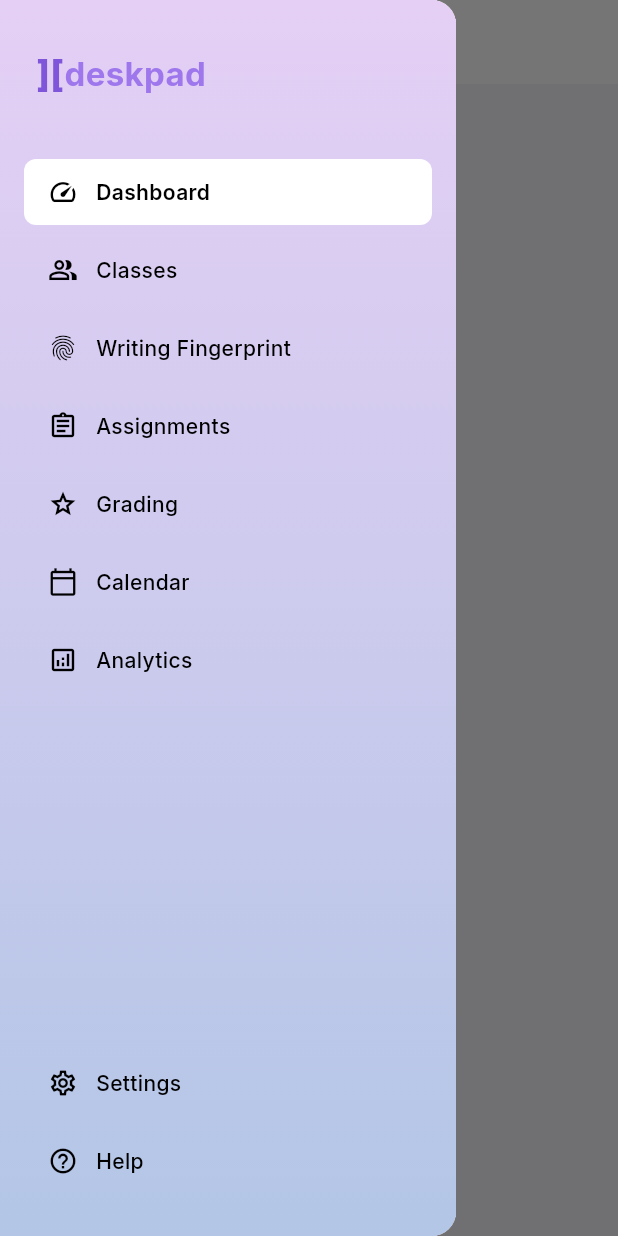
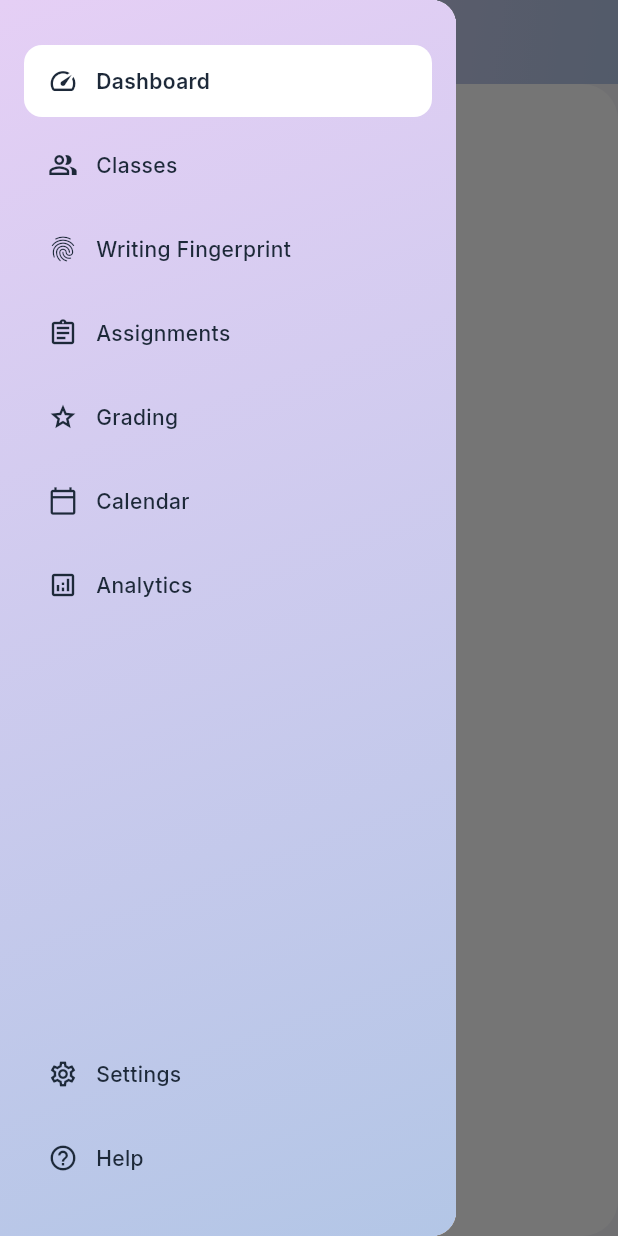
Before and after one commit to IMMANUEL-88/deskpad, a Flutter app: the screen it shows after launch, with the side drawer open, on a phone screen of 412 x 824 dp. Run offline on Flutter 3.47's test engine with Material 3 defaults, Android fonts, the phone set to English and light mode, and no system bars; our stand-ins replace equatable, flutter_bloc, google_fonts.

Commit message:
Updated sidebar

```diff
--- a/lib/presentation/screens/deskpad_shell.dart
+++ b/lib/presentation/screens/deskpad_shell.dart
@@ -1,10 +1,9 @@
 import 'package:flutter/material.dart';
 import 'package:flutter_bloc/flutter_bloc.dart';
 import '../../logic/navigation_cubit.dart';
+import '../../core/theme/app_theme.dart';
 import '../widgets/side_menu.dart';
-// Placeholders for future screens
-// import 'dashboard_screen.dart'; // We will create this in Day 4
-// import 'classes_screen.dart';   // We will create this in Day 5
+import '../widgets/top_header.dart';
 
 class DeskpadShell extends StatelessWidget {
   const DeskpadShell({super.key});
@@ -21,53 +20,111 @@ class DeskpadShell extends StatelessWidget {
 class _DeskpadShellView extends StatelessWidget {
   const _DeskpadShellView();
 
+  // Helper to get the title based on the index
+  String _getPageTitle(int index) {
+    switch (index) {
+      case 0: return 'Dashboard';
+      case 1: return 'Classes';
+      case 2: return 'Writing Fingerprint';
+      case 3: return 'Assignments';
+      case 4: return 'Grading';
+      case 5: return 'Calendar';
+      case 6: return 'Analytics';
+      case 7: return 'Settings';
+      case 8: return 'Help';
+      default: return 'Deskpad';
+    }
+  }
+
   @override
   Widget build(BuildContext context) {
     final selectedIndex = context.watch<NavigationCubit>().state;
 
-    return LayoutBuilder(
+    // Define the same gradient used in SideMenu
+    const gradient = LinearGradient(
+      begin: Alignment.topLeft,
+      end: Alignment.bottomRight,
+      colors: [
+        Color(0xffe5cff5),
+        Color(0xFFb3c6e6),
+      ],
+    );
+
+    return Scaffold(
+      backgroundColor: AppTheme.secondaryColor,
+      body: LayoutBuilder(
         builder: (context, constraints) {
-        // Desktop Layout
+          // DESKTOP LAYOUT (> 900px)
           if (constraints.maxWidth > 900) {
-          return Scaffold(
-            body: Row(
+            return Column(
+              children: [
+                const TopHeader(),
+                Expanded(
+                  child: Row(
+                    crossAxisAlignment: CrossAxisAlignment.start,
                     children: [
                       const SideMenu(),
                       Expanded(
+                        child: Padding(
+                          padding: const EdgeInsets.only(right: 24, bottom: 24),
                           child: _getPage(selectedIndex),
+                        ),
                       ),
                     ],
                   ),
+                ),
+              ],
             );
           }
 
-        // Mobile/Tablet Layout
+          // MOBILE LAYOUT (< 900px)
           else {
             return Scaffold(
               appBar: AppBar(
-              backgroundColor: Colors.white,
+                // 1. Remove flat background color
+                backgroundColor: Colors.transparent,
                 elevation: 0,
-              iconTheme: const IconThemeData(color: Colors.black87),
-              title: const Text("Deskpad", style: TextStyle(color: Colors.black87)),
+
+                // 2. Use flexibleSpace to apply the gradient
+                flexibleSpace: Container(
+                  decoration: const BoxDecoration(
+                    gradient: gradient,
+                  ),
+                ),
+
+                // 3. Dynamic Title based on selection
+                title: Text(
+                  _getPageTitle(selectedIndex),
+                  style: const TextStyle(
+                    color: Color(0xFF1D2939), // Dark text for contrast
+                    fontWeight: FontWeight.w600,
+                  ),
+                ),
+
+                // Ensure the hamburger menu icon is dark
+                iconTheme: const IconThemeData(color: Color(0xFF1D2939)),
               ),
               drawer: const Drawer(
-              child: SideMenu(), // Reusing the same sidebar widget
+                // Pass isDrawer: true for full width/no margins
+                child: SideMenu(isDrawer: true),
               ),
               body: _getPage(selectedIndex),
             );
           }
         },
+      ),
     );
   }
 
   Widget _getPage(int index) {
-    switch (index) {
-      case 0:
-        return const Center(child: Text("Dashboard (Coming Day 4)"));
-      case 1:
-        return const Center(child: Text("Classes (Coming Day 5)"));
-      default:
-        return Center(child: Text("Page Index: $index"));
+    return Container(
+      width: double.infinity,
+      height: double.infinity,
+      decoration: BoxDecoration(
+        color: Colors.white,
+        borderRadius: BorderRadius.circular(24),
+      ),
+      child: Center(child: Text("Page Index: $index")),
+    );
   }
 }
-}
--- a/lib/presentation/widgets/side_menu.dart
+++ b/lib/presentation/widgets/side_menu.dart
@@ -2,28 +2,59 @@ import 'package:flutter/material.dart';
 import 'package:flutter_bloc/flutter_bloc.dart';
 import 'package:google_fonts/google_fonts.dart';
 import '../../logic/navigation_cubit.dart';
-import '../../core/theme/app_theme.dart';
 
 class SideMenu extends StatelessWidget {
-  const SideMenu({super.key});
+  final bool isDrawer; // New flag to determine layout mode
+
+  const SideMenu({
+    super.key,
+    this.isDrawer = false, // Default to Desktop mode (floating)
+  });
 
   @override
   Widget build(BuildContext context) {
-    // The sidebar background color from the image (Soft Periwinkle/Lavender)
-    final sidebarColor = const Color(0xFFDCDCF9);
-    final sidebarGradient = const LinearGradient(
-      colors: [Color(0xffe5cff5), Color(0xFFb3c6e6)],
-      begin: Alignment.topCenter,
-      end: Alignment.bottomCenter,
+    // Gradient definition based on the purple sidebar
+    const gradient = LinearGradient(
+      begin: Alignment.topLeft,
+      end: Alignment.bottomRight,
+      colors: [
+        Color(0xffe5cff5),
+        Color(0xFFb3c6e6),
+      ],
     );
 
     return Container(
-      width: 260,
-      // color: sidebarColor,
-      decoration: BoxDecoration(gradient: sidebarGradient),
+      // On Mobile (Drawer), fill the available width.
+      // On Desktop, stick to the fixed 260px width.
+      width: isDrawer ? double.infinity : 260,
+
+      // LOGIC: If in Drawer, remove margins to fill the panel.
+      // If Desktop, keep the floating margin.
+      margin: isDrawer
+          ? EdgeInsets.zero
+          : const EdgeInsets.fromLTRB(24, 0, 24, 24),
+
+      decoration: BoxDecoration(
+        gradient: gradient,
+        // LOGIC: If in Drawer, we don't need rounded corners on the left/outer edges.
+        borderRadius: isDrawer
+            ? BorderRadius.zero
+            : BorderRadius.circular(24),
+        // Optional: Remove shadow in drawer mode as the Drawer itself usually has elevation
+        boxShadow: isDrawer
+            ? []
+            : [
+                BoxShadow(
+                  color: Colors.black.withOpacity(0.05),
+                  blurRadius: 10,
+                  offset: const Offset(0, 4),
+                ),
+              ],
+      ),
+      child: SafeArea( // Added SafeArea for mobile notches
+        bottom: false, // Don't need bottom safe area usually
         child: Column(
           children: [
-          _buildLogo(),
             const SizedBox(height: 30),
             // Main Navigation Items
             Expanded(
@@ -31,36 +62,12 @@ class SideMenu extends StatelessWidget {
                 padding: const EdgeInsets.symmetric(horizontal: 16),
                 children: [
                   _SideMenuItem(index: 0, label: 'Dashboard', icon: Icons.speed),
-                _SideMenuItem(
-                  index: 1,
-                  label: 'Classes',
-                  icon: Icons.people_alt_outlined,
-                ),
-                _SideMenuItem(
-                  index: 2,
-                  label: 'Writing Fingerprint',
-                  icon: Icons.fingerprint,
-                ),
-                _SideMenuItem(
-                  index: 3,
-                  label: 'Assignments',
-                  icon: Icons.assignment_outlined,
-                ),
-                _SideMenuItem(
-                  index: 4,
-                  label: 'Grading',
-                  icon: Icons.grade_outlined,
-                ),
-                _SideMenuItem(
-                  index: 5,
-                  label: 'Calendar',
-                  icon: Icons.calendar_today_outlined,
-                ),
-                _SideMenuItem(
-                  index: 6,
-                  label: 'Analytics',
-                  icon: Icons.analytics_outlined,
-                ),
+                  _SideMenuItem(index: 1, label: 'Classes', icon: Icons.people_alt_outlined),
+                  _SideMenuItem(index: 2, label: 'Writing Fingerprint', icon: Icons.fingerprint),
+                  _SideMenuItem(index: 3, label: 'Assignments', icon: Icons.assignment_outlined),
+                  _SideMenuItem(index: 4, label: 'Grading', icon: Icons.grade_outlined),
+                  _SideMenuItem(index: 5, label: 'Calendar', icon: Icons.calendar_today_outlined),
+                  _SideMenuItem(index: 6, label: 'Analytics', icon: Icons.analytics_outlined),
                 ],
               ),
             ),
@@ -69,46 +76,13 @@ class SideMenu extends StatelessWidget {
               padding: const EdgeInsets.symmetric(horizontal: 16, vertical: 20),
               child: Column(
                 children: [
-                _SideMenuItem(
-                  index: 7,
-                  label: 'Settings',
-                  icon: Icons.settings_outlined,
-                ),
-                _SideMenuItem(
-                  index: 8,
-                  label: 'Help',
-                  icon: Icons.help_outline,
-                ),
+                  _SideMenuItem(index: 7, label: 'Settings', icon: Icons.settings_outlined),
+                  _SideMenuItem(index: 8, label: 'Help', icon: Icons.help_outline),
                 ],
               ),
             ),
           ],
         ),
-    );
-  }
-
-  Widget _buildLogo() {
-    return Padding(
-      padding: const EdgeInsets.fromLTRB(24, 32, 24, 10),
-      child: Row(
-        children: [
-          Text(
-            '][',
-            style: GoogleFonts.inter(
-              fontSize: 24,
-              fontWeight: FontWeight.w800,
-              color: AppTheme.primaryColor,
-            ),
-          ),
-          Text(
-            'deskpad',
-            style: GoogleFonts.inter(
-              fontSize: 22,
-              fontWeight: FontWeight.bold,
-              color: const Color(0xFF9E77ED),
-            ),
-          ),
-        ],
       ),
     );
   }
@@ -135,24 +109,34 @@ class _SideMenuItem extends StatelessWidget {
       child: Material(
         color: Colors.transparent,
         child: InkWell(
-          onTap: () => context.read<NavigationCubit>().selectTab(index),
-          borderRadius: BorderRadius.circular(8),
+          onTap: () {
+            context.read<NavigationCubit>().selectTab(index);
+            // Optional: Close drawer on mobile selection
+            if (Scaffold.of(context).hasDrawer && Scaffold.of(context).isDrawerOpen) {
+              Navigator.pop(context);
+            }
+          },
+          borderRadius: BorderRadius.circular(12),
           child: Container(
-            padding: const EdgeInsets.symmetric(vertical: 12, horizontal: 16),
+            padding: const EdgeInsets.symmetric(vertical: 14, horizontal: 16),
             decoration: BoxDecoration(
               color: isSelected ? Colors.white : Colors.transparent,
-              borderRadius: BorderRadius.circular(8),
+              borderRadius: BorderRadius.circular(12),
             ),
             child: Row(
               children: [
-                Icon(icon, size: 20, color: Colors.black),
+                Icon(
+                  icon,
+                  size: 20,
+                  color: const Color(0xFF1D2939),
+                ),
                 const SizedBox(width: 12),
                 Text(
                   label,
                   style: GoogleFonts.inter(
                     fontSize: 14,
                     fontWeight: isSelected ? FontWeight.w600 : FontWeight.w500,
-                    color: Colors.black,
+                    color: const Color(0xFF1D2939),
                   ),
                 ),
               ],
```
Also changed, not shown: lib/presentation/widgets/top_header.dart (added, +104 -0 lines). Lines whose indentation alone changed are shown as unchanged.
